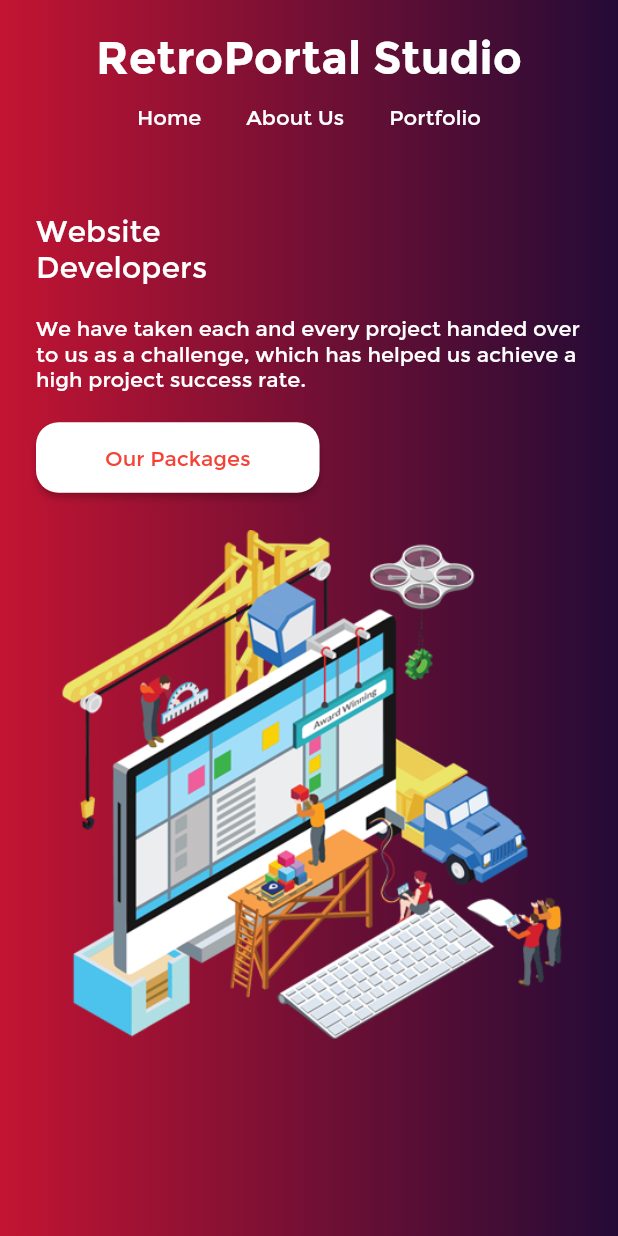
After one commit to DokuroGitHub/flutter20220623, a Flutter app: the WebScreen screen opened by its route, on a phone screen of 412 x 824 dp. The commit adds this screen. Run offline on Flutter 3.47's test engine with Material 2 defaults, Android fonts, the phone set to English and light mode, and no system bars; our stand-ins replace bloc, connectivity_plus, equatable, flutter_bloc.

Commit message:
c3: build layout

```diff
--- a/lib/main.dart
+++ b/lib/main.dart
@@ -39,6 +39,7 @@ class MyApp extends StatelessWidget {
         title: 'Flutter Demo',
         theme: ThemeData(
           primarySwatch: Colors.blue,
+          fontFamily: 'Monstserrat'
         ),
         onGenerateRoute: appRouter.onGenrateRoute,
       ),
--- /dev/null
+++ b/lib/presentation/screens/web_screen.dart
@@ -0,0 +1,42 @@
+// ignore_for_file: public_member_api_docs, sort_constructors_first
+import 'package:flutter/material.dart';
+import 'package:flutter20220623/presentation/widgets/landing_page/landing_page.dart';
+import 'package:flutter20220623/presentation/widgets/nav_bar/nav_bar.dart';
+
+class WebScreen extends StatefulWidget {
+  const WebScreen({
+    Key? key,
+    required this.title,
+    required this.color,
+  }) : super(key: key);
+
+  final Color color;
+  final String title;
+
+  @override
+  State<WebScreen> createState() => _WebScreenState();
+}
+
+class _WebScreenState extends State<WebScreen> {
+  @override
+  Widget build(BuildContext context) {
+    return Scaffold(
+      body: SingleChildScrollView(
+        child: Container(
+          constraints:
+              BoxConstraints(minHeight: MediaQuery.of(context).size.height),
+          decoration: const BoxDecoration(
+            gradient: LinearGradient(colors: [
+              Color.fromRGBO(195, 20, 50, 1.0),
+              Color.fromRGBO(36, 11, 54, 1.0),
+            ]),
+          ),
+          child: Column(children: const [
+            NavBar(),
+            LandingPage(),
+          ]),
+        ),
+      ),
+    );
+  }
+}
--- /dev/null
+++ b/lib/presentation/widgets/landing_page/landing_page.dart
@@ -0,0 +1,115 @@
+import 'package:flutter/material.dart';
+
+class LandingPage extends StatelessWidget {
+  const LandingPage({super.key});
+
+  Widget desktopLayout() {
+    return Row(children: [
+      Expanded(
+        child: Padding(
+          padding: const EdgeInsets.all(24.0),
+          child: Column(
+            crossAxisAlignment: CrossAxisAlignment.start,
+            children: [
+              const Text(
+                'Website\nDevelopers',
+                style: TextStyle(
+                  color: Colors.white,
+                  fontSize: 20,
+                ),
+              ),
+              const SizedBox(height: 20),
+              const Text(
+                'We have taken each and every project handed over to us as a challenge, which has helped us achieve a high project success rate.',
+                style: TextStyle(
+                  color: Colors.white,
+                ),
+              ),
+              const SizedBox(height: 20),
+              MaterialButton(
+                onPressed: () {},
+                shape: const RoundedRectangleBorder(
+                  borderRadius: BorderRadius.all(Radius.circular(15)),
+                ),
+                color: Colors.white,
+                child: const Padding(
+                  padding: EdgeInsets.symmetric(horizontal: 30.0, vertical: 15),
+                  child: Text(
+                    'Our Packages',
+                    style: TextStyle(color: Colors.red),
+                  ),
+                ),
+              )
+            ],
+          ),
+        ),
+      ),
+      Expanded(child: Image.asset('assets/images/lp_image.png')),
+    ]);
+  }
+
+  Widget mobileLayout() {
+    return Column(children: [
+      Container(
+        width: double.infinity,
+        padding: const EdgeInsets.all(24.0),
+        child: Column(
+          crossAxisAlignment: CrossAxisAlignment.start,
+          children: [
+            const Text(
+              'Website\nDevelopers',
+              style: TextStyle(
+                color: Colors.white,
+                fontSize: 20,
+              ),
+            ),
+            const SizedBox(height: 20),
+            const Text(
+              'We have taken each and every project handed over to us as a challenge, which has helped us achieve a high project success rate.',
+              style: TextStyle(
+                color: Colors.white,
+              ),
+            ),
+            const SizedBox(height: 20),
+            MaterialButton(
+              onPressed: () {},
+              shape: const RoundedRectangleBorder(
+                borderRadius: BorderRadius.all(Radius.circular(15)),
+              ),
+              color: Colors.white,
+              child: const Padding(
+                padding: EdgeInsets.symmetric(horizontal: 30.0, vertical: 15),
+                child: Text(
+                  'Our Packages',
+                  style: TextStyle(color: Colors.red),
+                ),
+              ),
+            )
+          ],
+        ),
+      ),
+      SizedBox(
+        width: double.infinity,
+        child: Image.asset('assets/images/lp_image.png'),
+      ),
+    ]);
+  }
+
+  @override
+  Widget build(BuildContext context) {
+    return LayoutBuilder(
+      builder: (BuildContext buildContext, BoxConstraints boxConstraints) {
+        if (boxConstraints.maxWidth > 800) {
+          return desktopLayout();
+        } else if (boxConstraints.maxWidth > 200) {
+          return mobileLayout();
+        }
+
+        return Container(
+          color: Colors.red[20],
+          child: const Text('Not fittable content'),
+        );
+      },
+    );
+  }
+}
--- /dev/null
+++ b/lib/presentation/widgets/nav_bar/nav_bar.dart
@@ -0,0 +1,142 @@
+import 'package:flutter/material.dart';
+
+class NavBar extends StatelessWidget {
+  const NavBar({super.key});
+
+  @override
+  Widget build(BuildContext context) {
+    return LayoutBuilder(
+      builder: (BuildContext buildContext, BoxConstraints boxConstraints) {
+        if (boxConstraints.maxWidth > 800) {
+          return const DesktopNavBar();
+        } else if (boxConstraints.maxWidth > 50) {
+          return const MobileNavBar();
+        }
+
+        return Container(
+          color: Colors.red[20],
+          child: const Text('Not fittable content'),
+        );
+      },
+    );
+  }
+}
+
+class DesktopNavBar extends StatelessWidget {
+  const DesktopNavBar({super.key});
+
+  @override
+  Widget build(BuildContext context) {
+    return Padding(
+      padding: const EdgeInsets.symmetric(vertical: 20, horizontal: 40),
+      child: Row(
+        mainAxisAlignment: MainAxisAlignment.spaceBetween,
+        children: [
+          const Text(
+            'RetroPortal Studio',
+            style: TextStyle(
+              fontWeight: FontWeight.bold,
+              color: Colors.white,
+              fontSize: 30.0,
+            ),
+          ),
+          Row(
+            children: [
+              const Text(
+                'Home',
+                style: TextStyle(
+                  color: Colors.white,
+                ),
+              ),
+              const SizedBox(width: 30),
+              const Text(
+                'About Us',
+                style: TextStyle(
+                  color: Colors.white,
+                ),
+              ),
+              const SizedBox(width: 30),
+              const Text(
+                'Portfolio',
+                style: TextStyle(
+                  color: Colors.white,
+                ),
+              ),
+              const SizedBox(width: 30),
+              MaterialButton(
+                color: Colors.pink,
+                shape: const RoundedRectangleBorder(
+                  borderRadius: BorderRadius.all(Radius.circular(10)),
+                ),
+                onPressed: () {},
+                child: const Text(
+                  'Get Started',
+                  style: TextStyle(
+                    color: Colors.white,
+                  ),
+                ),
+              ),
+            ],
+          )
+        ],
+      ),
+    );
+  }
+}
+
+class MobileNavBar extends StatelessWidget {
+  const MobileNavBar({super.key});
+
+  @override
+  Widget build(BuildContext context) {
+    return Padding(
+      padding: const EdgeInsets.symmetric(vertical: 20, horizontal: 40),
+      child: Column(
+        children: [
+          const Text(
+            'RetroPortal Studio',
+            style: TextStyle(
+              fontWeight: FontWeight.bold,
+              color: Colors.white,
+              fontSize: 30.0,
+            ),
+          ),
+          Padding(
+            padding: const EdgeInsets.all(12.0),
+            child: Row(
+              mainAxisAlignment: MainAxisAlignment.center,
+              children: const [
+                Flexible(
+                  child: Text(
+                    'Home',
+                    style: TextStyle(
+                      color: Colors.white,
+                    ),
+                  ),
+                ),
+                SizedBox(width: 30),
+                Flexible(
+                  child: Text(
+                    'About Us',
+                    style: TextStyle(
+                      color: Colors.white,
+                    ),
+                  ),
+                ),
+                SizedBox(width: 30),
+                Flexible(
+                  child: Text(
+                    'Portfolio',
+                    style: TextStyle(
+                      color: Colors.white,
+                    ),
+                  ),
+                ),
+              ],
+            ),
+          )
+        ],
+      ),
+    );
+  }
+}
--- a/lib/router/app_router.dart
+++ b/lib/router/app_router.dart
@@ -2,6 +2,7 @@ import 'package:flutter/material.dart';
 import 'package:flutter20220623/presentation/screens/home_screen.dart';
 import 'package:flutter20220623/presentation/screens/second_screen.dart';
 import 'package:flutter20220623/presentation/screens/third_screen.dart';
+import 'package:flutter20220623/presentation/screens/web_screen.dart';
 
 class AppRouter {
   Route onGenrateRoute(RouteSettings routeSettings) {
@@ -27,6 +28,13 @@ class AppRouter {
             color: Colors.greenAccent,
           ),
         );
+      case '/web':
+        return MaterialPageRoute(
+          builder: (_) => const WebScreen(
+            title: 'WebScreen',
+            color: Colors.grey,
+          ),
+        );
       default:
         return MaterialPageRoute(
           builder: (_) => Scaffold(
```
Also changed, not shown: lib/presentation/screens/home_screen.dart (+9 -0 lines), pubspec.yaml (+8 -9 lines), assets/fonts/Montserrat-Bold.ttf (added), assets/fonts/Montserrat-Regular.ttf (added), assets/images/lp_image.png (added), pubspec.lock, 2 other files.
